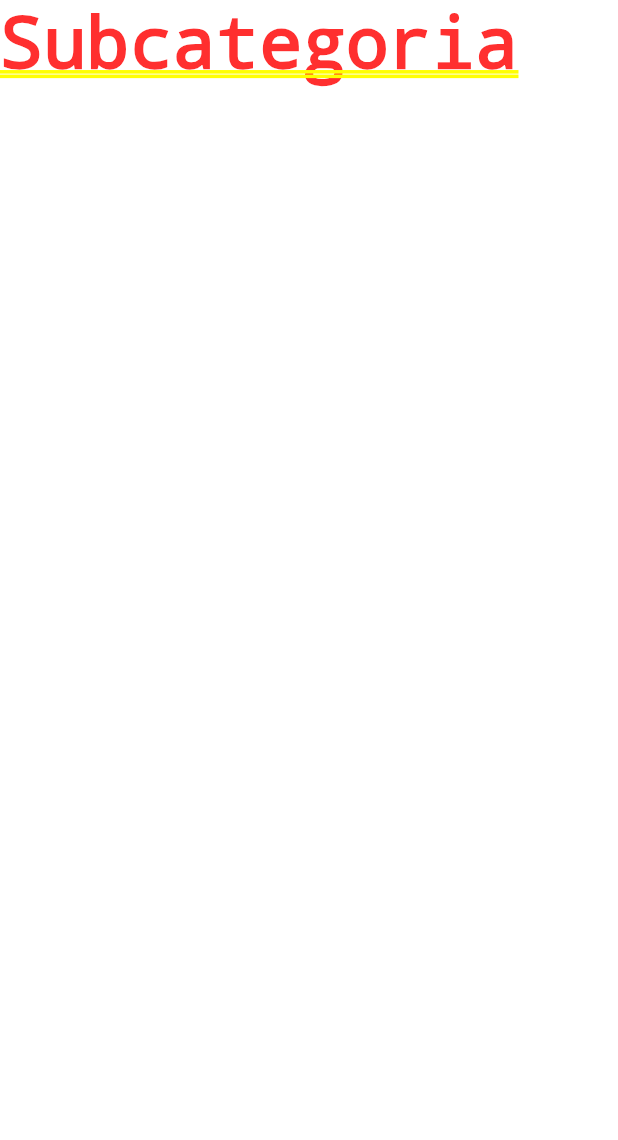
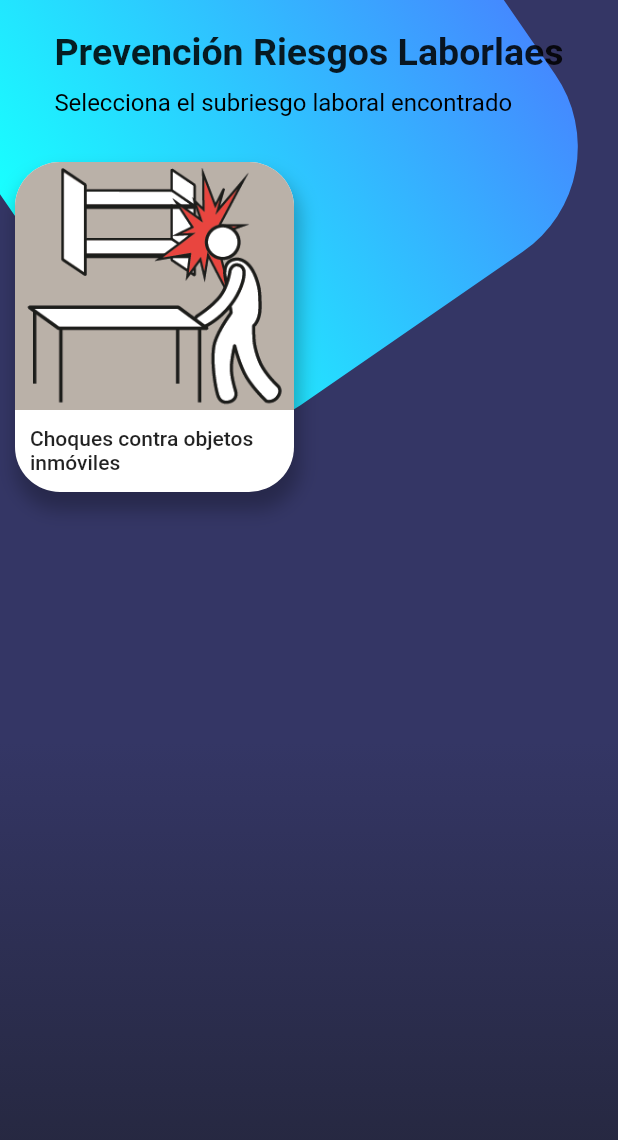
Before and after one commit to Sakrence/TFG, a Flutter app: the screen it shows after launch, after a tap on "Caídas de objetos por desplome o derrumb", on a phone screen of 412 x 824 dp. Shown: the top 1140 px of the screen. Run offline on Flutter 3.47's test engine with Material 2 defaults, Android fonts, the phone set to English and light mode, and no system bars; our stand-ins replace rxdart.

Commit message:
feat: added second page mocked

```diff
--- a/prevencionriesgoslaborales/lib/main.dart
+++ b/prevencionriesgoslaborales/lib/main.dart
@@ -1,4 +1,5 @@
 import 'package:flutter/material.dart';
+import 'package:flutter/services.dart';
 
 import 'package:prevencionriesgoslaborales/src/bloc/provider.dart';
 
@@ -8,8 +9,15 @@ import 'package:prevencionriesgoslaborales/src/pages/subcategorias.dart';
 void main() => runApp(MyApp());
 
 class MyApp extends StatelessWidget {
+
+
   @override
   Widget build(BuildContext context) {
+
+    SystemChrome.setSystemUIOverlayStyle( SystemUiOverlayStyle.light.copyWith(
+      statusBarColor: Colors.transparent
+    ));
+
     return Provider(
       child: MaterialApp(
         debugShowCheckedModeBanner: false,
--- a/prevencionriesgoslaborales/lib/src/bloc/categorias_bloc.dart
+++ b/prevencionriesgoslaborales/lib/src/bloc/categorias_bloc.dart
@@ -2,6 +2,7 @@ import 'dart:async';
 
 import 'package:prevencionriesgoslaborales/src/models/categorias.dart';
 import 'package:prevencionriesgoslaborales/src/providers/categorias_provider.dart';
+import 'package:rxdart/rxdart.dart';
 
 class CategoriasBloc {
 
@@ -14,24 +15,46 @@ class CategoriasBloc {
   CategoriasBloc._internal() {
     // Obtener Categorias de la Base de datos
     obtenerCategorias();
+    _categoriaSeleccionadaController.listen((value) {
+      obtenerSubcategorias();
+     });
   }
 
 
-  final _categoriasController    = StreamController<List<Categoria>>();
+  final _categoriasController    = BehaviorSubject<List<Categoria>>();
+  final _subcategoriasController    = BehaviorSubject<List<Categoria>>();
+  final _categoriaSeleccionadaController    = BehaviorSubject<Categoria>();
 
   // Recuperar los datos del Stream
   Stream<List<Categoria>> get categoriasStream    => _categoriasController.stream;
+  Stream<List<Categoria>> get subcategoriasStream    => _subcategoriasController.stream;
+  Stream<Categoria> get categoriaSeleccionadaStream    => _categoriaSeleccionadaController.stream;
 
 
   // Insertar valores al Stream
   Function(List<Categoria>) get changeCategorias    => _categoriasController.sink.add;
+  Function(List<Categoria>) get changeSubcategorias    => _subcategoriasController.sink.add;
+  Function(Categoria) get changeCategoriaSeleccionada    => _categoriaSeleccionadaController.sink.add;
+
+  // Obtener el último valor ingresado a los streams
+  List<Categoria> get subcategorias => _subcategoriasController.value;
+  Categoria get seleccionada => _categoriaSeleccionadaController.value;
+
 
   dispose() {
     _categoriasController?.close();
+    _subcategoriasController?.close();
+    _categoriaSeleccionadaController?.close();
   }
 
   obtenerCategorias() async {
-    _categoriasController.sink.add( await categoriasProvider.cargarData() );
+    _categoriasController.sink.add( await categoriasProvider.cargarCategorias() );
+  }
+
+  obtenerSubcategorias() async {
+    // print("ID_Seleccionado: ${_categoriaSeleccionadaController.value.id}");
+    _subcategoriasController.sink.add( await categoriasProvider.cargarSubcategorias(seleccionada) );
+    // print("INDEX 7 de subcategorias: ${_subcategoriasController.value[0]}");
   }
 
 
--- a/prevencionriesgoslaborales/lib/src/pages/home.dart
+++ b/prevencionriesgoslaborales/lib/src/pages/home.dart
@@ -4,8 +4,6 @@ import 'dart:ui';
 import 'package:flutter/material.dart';
 import 'package:prevencionriesgoslaborales/src/bloc/provider.dart';
 import 'package:prevencionriesgoslaborales/src/models/categorias.dart';
-import 'package:prevencionriesgoslaborales/src/providers/categorias_provider.dart';
-
 
 class HomePage extends StatelessWidget {
 
@@ -112,8 +110,8 @@ class HomePage extends StatelessWidget {
 
                 rows.add(TableRow(
                   children: [
-                    _crearBotonRedondeado( context, Colors.blue, AssetImage('assets/riesgos/${categorias.data[i].icon}_V-01.png'), '${categorias.data[i].name}' ),
-                    _crearBotonRedondeado( context, Colors.blue, AssetImage('assets/riesgos/${categorias.data[i+1].icon}_V-01.png'), '${categorias.data[i+1].name}' ),
+                    _crearBotonRedondeado( context, Colors.blue, categorias.data[i], bloc ),
+                    _crearBotonRedondeado( context, Colors.blue, categorias.data[i+1], bloc ),
                   ]
                 ));
 
@@ -121,7 +119,7 @@ class HomePage extends StatelessWidget {
 
                 rows.add(TableRow(
                   children: [
-                    _crearBotonRedondeado( context, Colors.blue, AssetImage('assets/riesgos/${categorias.data[i].icon}_V-01.png'), '${categorias.data[i].name}' ),
+                    _crearBotonRedondeado( context, Colors.blue, categorias.data[i], bloc ),
                     Container()
                   ]
                 ));
@@ -138,32 +136,26 @@ class HomePage extends StatelessWidget {
 
   }
 
-  Widget _crearBotonRedondeado(BuildContext context, Color color, ImageProvider image, String texto) {
+  Widget _crearBotonRedondeado(BuildContext context, Color color, Categoria categoria, CategoriasBloc bloc) {
 
     final card = Container(
-      // height: 300.0,
-      // width: 150.0,
       child: Column(
         crossAxisAlignment: CrossAxisAlignment.stretch,
         children: <Widget>[
 
           FadeInImage(
             placeholder: AssetImage('assets/img/original.gif'),
-            image: image,
+            image: AssetImage('assets/riesgos/${categoria.icon}_V-01.png'),
             fadeInDuration: Duration( milliseconds: 200 ),
             height: 165.0,
-            // width: 160.0,
             fit: BoxFit.cover,
           ),
 
-          // Image(
-          //   image: NetworkImage('https://static.photocdn.pt/images/articles/2018/03/20/articles/2017_8/Natural_Night.jpg'),
-          // ),
           Expanded(
             child: Container(
               alignment: Alignment.center,
               padding: EdgeInsets.all(10.0),
-              child: Text(texto, style: TextStyle(fontWeight: FontWeight.w500 ))
+              child: Text(categoria.name, style: TextStyle(fontWeight: FontWeight.w500 ))
             ),
           )
         ],
@@ -171,7 +163,8 @@ class HomePage extends StatelessWidget {
     );
 
     return GestureDetector(
-      onTap: (){
+      onTap: () {
+        bloc.changeCategoriaSeleccionada(categoria);
         Navigator.pushNamed(context, 'subcategoria');
       },
       child: Padding(
--- a/prevencionriesgoslaborales/lib/src/pages/subcategorias.dart
+++ b/prevencionriesgoslaborales/lib/src/pages/subcategorias.dart
@@ -1,10 +1,197 @@
+import 'dart:math';
+import 'dart:ui';
+
 import 'package:flutter/material.dart';
+import 'package:prevencionriesgoslaborales/src/bloc/provider.dart';
+import 'package:prevencionriesgoslaborales/src/models/categorias.dart';
 
 class SubcategoriaPage extends StatelessWidget {
+
   @override
   Widget build(BuildContext context) {
+
+    final bloc = Provider.of(context);
+    // bloc.obtenerSubcategorias();
+
+    return Scaffold(
+      body: Stack(
+        children: <Widget>[
+          _fondoApp(),
+
+          SingleChildScrollView(
+            child: Column(
+              children: <Widget>[
+                _titulos(),
+                _botonesRedondeados(bloc),
+              ],
+            ),
+          ),
+
+        ],
+      ),
+    );
+  }
+
+  Widget _fondoApp() {
+
+    final gradiente = Container(
+      width: double.infinity,
+      height: double.infinity,
+      decoration: BoxDecoration(
+        gradient: LinearGradient(
+          begin: FractionalOffset(0.0, 0.6),
+          end: FractionalOffset(0.0, 1.0),
+          colors: [
+            Color.fromRGBO(52, 54, 101, 1.0),
+            Color.fromRGBO(35, 37, 57, 1.0)
+          ],
+        )
+      ),
+    );
+
+    final cajaRosa = Transform.rotate(
+      angle: -pi / 5.2,
+      child: Container(
+        height: 350.0,
+        width: 350.0,
+        decoration: BoxDecoration(
+          borderRadius: BorderRadius.circular(85.0),
+          gradient: LinearGradient(
+            colors: [
+              Colors.cyanAccent,
+              Colors.blueAccent
+            ]
+          ),
+        ),
+      ),
+    );
+
+
+    return Stack(
+      children: <Widget>[
+        gradiente,
+        Positioned(
+          top: -100,
+          child: cajaRosa
+        ),
+      ],
+    );
+  }
+
+  Widget _titulos() {
+
+    return SafeArea(
+      child: Container(
+        padding: EdgeInsets.all(20.0),
+        child: Column(
+          crossAxisAlignment: CrossAxisAlignment.start,
+          children: <Widget>[
+            Text('Prevención Riesgos Laborlaes', style: TextStyle( color: Colors.black87, fontSize: 25.0, fontWeight: FontWeight.bold)),
+            SizedBox( height: 10.0),
+            Text('Selecciona el subriesgo laboral encontrado', style: TextStyle( color: Colors.black, fontSize: 16.0))
+          ],
+        ),
+      ),
+    );
+  }
+
+  Widget _botonesRedondeados( CategoriasBloc bloc) {
+
     return Container(
-      child: Text('Subcategoria'),
+      child: StreamBuilder(
+        stream: bloc.subcategoriasStream,
+        builder: (BuildContext context , AsyncSnapshot<List<Categoria>> categorias ){
+          if (categorias.hasData) {
+
+            List<TableRow> rows = [];
+
+            for (var i = 0; i < categorias.data.length; i = i + 2) {
+
+              if ( i+1 != categorias.data.length ) {
+
+                rows.add(TableRow(
+                  children: [
+                    _crearBotonRedondeado( context, Colors.blue, categorias.data[i], bloc ),
+                    _crearBotonRedondeado( context, Colors.blue, categorias.data[i+1], bloc ),
+                  ]
+                ));
+
+              } else {
+
+                rows.add(TableRow(
+                  children: [
+                    _crearBotonRedondeado( context, Colors.blue, categorias.data[i], bloc ),
+                    Container()
+                  ]
+                ));
+
+              }
+            }
+
+            return Table(children: rows);
+
+          } else return Text ('No hay datos');
+        },
+      ),
+    );
+
+  }
+
+  Widget _crearBotonRedondeado(BuildContext context, Color color, Categoria categoria, CategoriasBloc bloc) {
+
+    final card = Container(
+      child: Column(
+        crossAxisAlignment: CrossAxisAlignment.stretch,
+        children: <Widget>[
+
+          FadeInImage(
+            placeholder: AssetImage('assets/img/original.gif'),
+            image: AssetImage('assets/riesgos/${categoria.icon}_V-01.png'),
+            fadeInDuration: Duration( milliseconds: 200 ),
+            height: 165.0,
+            // width: 160.0,
+            fit: BoxFit.cover,
+          ),
+
+          Expanded(
+            child: Container(
+              alignment: Alignment.center,
+              padding: EdgeInsets.all(10.0),
+              child: Text(categoria.name, style: TextStyle(fontWeight: FontWeight.w500 ))
+            ),
+          )
+        ],
+      )
+    );
+
+    return GestureDetector(
+      onTap: (){
+        // bloc.changeCategoriaSeleccionada(categoria);
+        // Navigator.pushNamed(context, 'subcategoria');
+      },
+      child: Padding(
+        padding: EdgeInsets.all(10.0),
+        child: Container(
+          height: 220.0,
+          // width: 200.0,
+          decoration: BoxDecoration(
+            borderRadius: BorderRadius.circular(30.0),
+            color: Colors.white,
+            boxShadow: <BoxShadow>[
+              BoxShadow(
+                color: Colors.black26,
+                blurRadius: 10.0,
+                spreadRadius: 2.0,
+                offset: Offset(2.0, 10.0)
+              )
+            ]
+          ),
+          child: ClipRRect(
+            borderRadius: BorderRadius.circular(30.0),
+            child: card,
+          ),
+        ),
+      ),
     );
   }
 }
--- a/prevencionriesgoslaborales/lib/src/providers/categorias_provider.dart
+++ b/prevencionriesgoslaborales/lib/src/providers/categorias_provider.dart
@@ -9,7 +9,7 @@ class _CategoriasProvider {
 
   _CategoriasProvider();
 
-  Future<List<Categoria>>  cargarData() async {
+  Future<List<Categoria>>  cargarCategorias() async {
 
     final respuesta = await rootBundle.loadString('data/categorias.json');
 
@@ -22,6 +22,20 @@ class _CategoriasProvider {
     return categorias;
   }
 
+  Future<List<Categoria>>  cargarSubcategorias(Categoria categoriaSeleccionada) async {
+
+    final respuesta = await rootBundle.loadString('data/subcategorias.json');
+    categorias = [];
+    Map dataMap = json.decode(respuesta);
+
+    for (var i = 0; i < dataMap['subcategorias']['${categoriaSeleccionada.id}'].length; i++) {
+      categorias.add(Categoria.fromJson(dataMap['subcategorias']['${categoriaSeleccionada.id}'][i]));
+    }
+
+    return categorias;
+  }
+
+
 }
 
 final categoriasProvider = new _CategoriasProvider();
--- a/prevencionriesgoslaborales/pubspec.yaml
+++ b/prevencionriesgoslaborales/pubspec.yaml
@@ -28,6 +28,7 @@ dependencies:
   # The following adds the Cupertino Icons font to your application.
   # Use with the CupertinoIcons class for iOS style icons.
   cupertino_icons: ^0.1.3
+  rxdart: ^0.24.1
 
 dev_dependencies:
   flutter_test:
@@ -49,6 +50,7 @@ flutter:
     - assets/img/
     - assets/riesgos/
     - data/categorias.json
+    - data/subcategorias.json
 
   # An image asset can refer to one or more resolution-specific "variants", see
   # https://flutter.dev/assets-and-images/#resolution-aware.
```
Also changed, not shown: prevencionriesgoslaborales/data/subcategorias.json (added, +45 -0 lines), prevencionriesgoslaborales/pubspec.lock.
